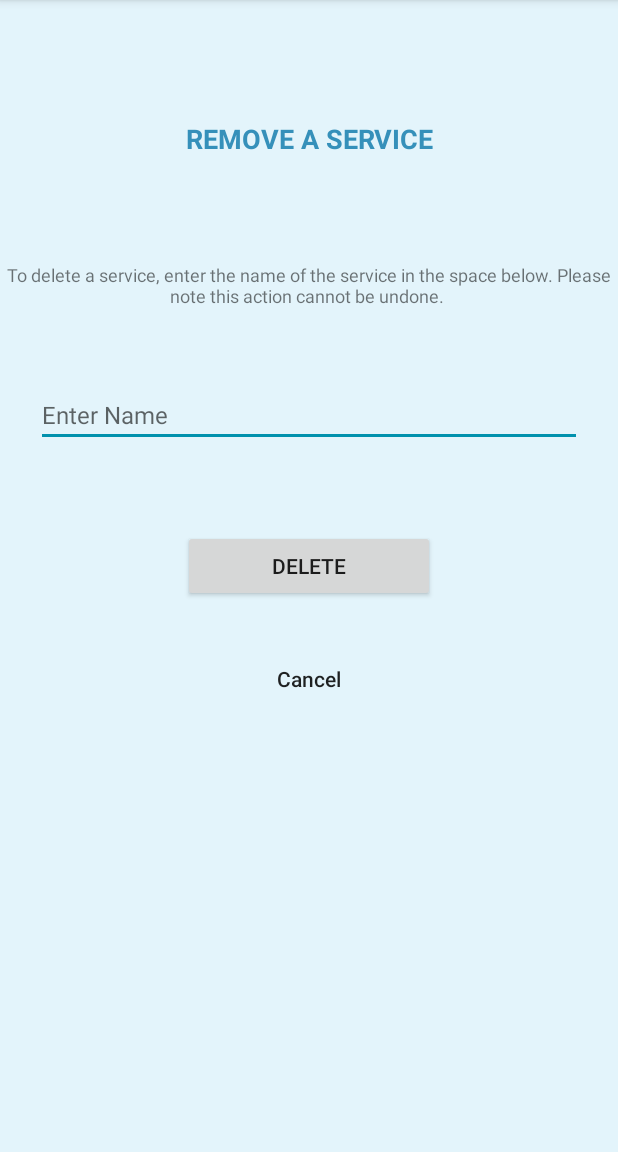
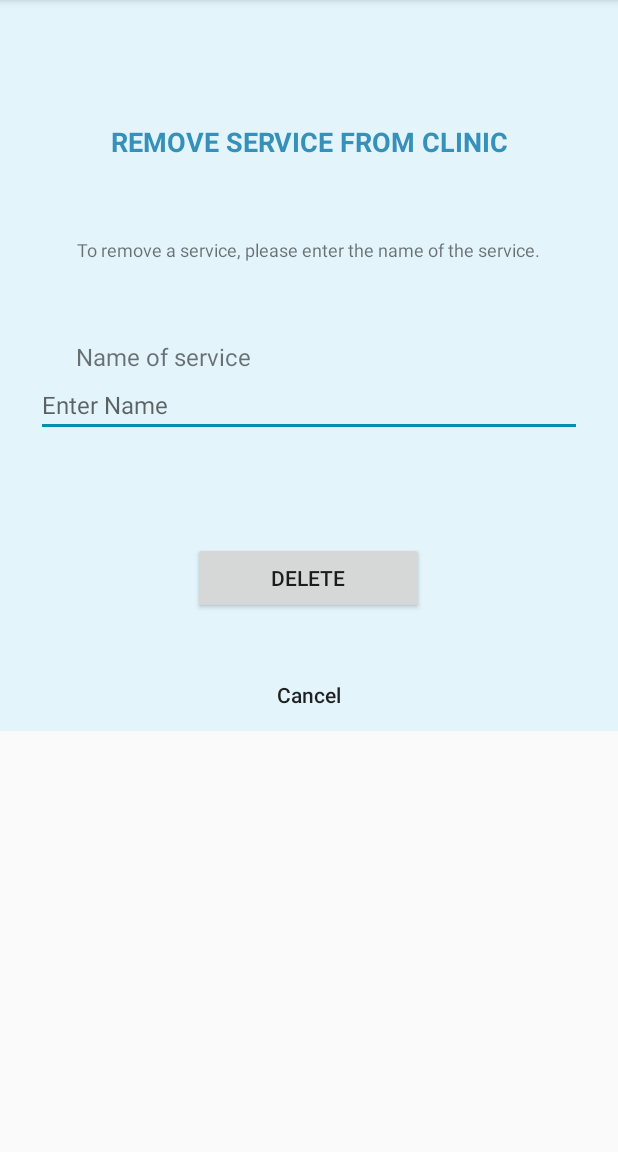
Before and after one commit to kayladonovan/project-lab01-group7-circleci, an Android app: the ClinicServicesScreen screen opened directly, with no data from a screen before it, after a tap on "REMOVE SERVICE", on a phone screen of 412 x 824 dp, the part 84-1236 px from its top. Run offline under Robolectric (Android 15) with nearby library versions, the phone set to English and light mode, and no system bars; our stand-ins replace Firebase (no records; nobody signed in at launch, a user with empty details on screens opened directly); 3 statements that could not run were skipped.

Commit message:
adding employee service screens

```diff
--- a/WalkinClinic/app/build.gradle
+++ b/WalkinClinic/app/build.gradle
@@ -35,8 +35,6 @@ dependencies {
     //implementation 'com.google.firebase:firebase-analytics:17.2.0'
 
 
-
-
     testImplementation 'junit:junit:4.12'
 
 
@@ -58,9 +56,6 @@ dependencies {
     implementation 'com.firebase:firebase-client-android:2.5.0'
 
 
-
-
-
 }
 
 
--- a/WalkinClinic/app/src/main/AndroidManifest.xml
+++ b/WalkinClinic/app/src/main/AndroidManifest.xml
@@ -11,7 +11,9 @@
         android:roundIcon="@mipmap/ic_launcher_round"
         android:supportsRtl="true"
         android:theme="@style/AppTheme">
-        <activity android:name=".ListOfHours"></activity>
+        <activity android:name=".DeleteServiceFromProfile"></activity>
+        <activity android:name=".AddServiceToProfile" />
+        <activity android:name=".ListOfHours" />
         <activity android:name=".ClinicHours" />
         <activity android:name=".ClinicServicesScreen" />
         <activity android:name=".ProfileInformation" />
--- a/WalkinClinic/app/src/main/java/com/example/walkinclinicv01/ClinicServicesScreen.java
+++ b/WalkinClinic/app/src/main/java/com/example/walkinclinicv01/ClinicServicesScreen.java
@@ -31,7 +31,6 @@ public class ClinicServicesScreen extends AppCompatActivity implements View.OnCl
 
         ClinicNameTextView = (TextView)findViewById(R.id.clinicName);
         findViewById(R.id.addBtn).setOnClickListener(this);
-        findViewById(R.id.editBtn).setOnClickListener(this);
         findViewById(R.id.deleteBtn).setOnClickListener(this);
         findViewById(R.id.removeUser).setOnClickListener(this);
         findViewById(R.id.clinicHoursBtn).setOnClickListener(this);
@@ -66,13 +65,10 @@ public class ClinicServicesScreen extends AppCompatActivity implements View.OnCl
                 startActivity(new Intent(ClinicServicesScreen.this,MainActivity.class));
                 break;
             case R.id.addBtn:
-                startActivity(new Intent(ClinicServicesScreen.this,AddService.class));
-                break;
-            case R.id.editBtn:
-                startActivity(new Intent(ClinicServicesScreen.this, EditService.class));
+                startActivity(new Intent(ClinicServicesScreen.this,AddServiceToProfile.class));
                 break;
             case R.id.deleteBtn:
-                startActivity(new Intent(ClinicServicesScreen.this,DeleteService.class));
+                startActivity(new Intent(ClinicServicesScreen.this,DeleteServiceFromProfile.class));
                 break;
             case R.id.clinicHoursBtn:
                 startActivity(new Intent(ClinicServicesScreen.this,ClinicHours.class));
--- /dev/null
+++ b/WalkinClinic/app/src/main/java/com/example/walkinclinicv01/DeleteServiceFromProfile.java
@@ -0,0 +1,14 @@
+package com.example.walkinclinicv01;
+
+import androidx.appcompat.app.AppCompatActivity;
+
+import android.os.Bundle;
+
+public class DeleteServiceFromProfile extends AppCompatActivity {
+
+    @Override
+    protected void onCreate(Bundle savedInstanceState) {
+        super.onCreate(savedInstanceState);
+        setContentView(R.layout.activity_delete_service_from_profile);
+    }
+}
--- /dev/null
+++ b/WalkinClinic/app/src/main/res/layout/activity_delete_service_from_profile.xml
@@ -0,0 +1,106 @@
+<?xml version="1.0" encoding="utf-8"?>
+<RelativeLayout
+    xmlns:android="http://schemas.android.com/apk/res/android"
+    xmlns:app="http://schemas.android.com/apk/res-auto"
+    xmlns:tools="http://schemas.android.com/tools"
+    android:layout_height="match_parent"
+    android:layout_width="match_parent">
+
+
+    <ScrollView
+        android:layout_width="match_parent"
+        android:layout_height="match_parent">
+
+        <LinearLayout
+            android:layout_width="match_parent"
+            android:layout_height="wrap_content"
+            android:orientation="vertical" >
+
+            <LinearLayout
+                android:layout_width="match_parent"
+                android:layout_height="match_parent"
+                android:background="#54B3E5FC"
+                android:orientation="vertical">
+
+                <Space
+                    android:layout_width="match_parent"
+                    android:layout_height="82dp" />
+
+                <TextView
+                    android:id="@+id/addService"
+                    android:layout_width="match_parent"
+                    android:layout_height="wrap_content"
+                    android:gravity="center"
+                    android:text="Remove service from clinic"
+                    android:textAllCaps="true"
+                    android:textColor="#E21F83B1"
+                    android:textSize="18sp"
+                    android:textStyle="bold" />
+
+                <Space
+                    android:layout_width="match_parent"
+                    android:layout_height="30dp" />
+
+                <TextView
+                    android:id="@+id/notice2"
+                    android:layout_width="318dp"
+                    android:layout_height="60dp"
+                    android:layout_gravity="center"
+                    android:gravity="center"
+                    android:text="To remove a service, please enter the name of the service."
+                    android:textSize="12sp" />
+
+                <Space
+                    android:layout_width="match_parent"
+                    android:layout_height="30dp" />
+
+                <TextView
+                    android:id="@+id/serviceNamePrompt"
+                    android:layout_width="310dp"
+                    android:layout_height="wrap_content"
+                    android:layout_gravity="center"
+                    android:text="Name of service"
+                    android:textSize="16dp" />
+
+                <EditText
+                    android:id="@+id/serviceName"
+                    android:layout_width="match_parent"
+                    android:layout_height="wrap_content"
+                    android:layout_marginStart="24dp"
+                    android:layout_marginEnd="24dp"
+                    android:hint="Enter Name"
+                    android:imeOptions="actionDone"
+                    android:inputType="text"
+                    android:selectAllOnFocus="true"
+                    android:textSize="16dp"
+                    app:layout_constraintEnd_toEndOf="parent"
+                    app:layout_constraintStart_toStartOf="parent" />
+
+                <Space
+                    android:layout_width="match_parent"
+                    android:layout_height="70dp" />
+
+                <Button
+                    android:id="@+id/deleteBtn"
+                    android:layout_width="154dp"
+                    android:layout_height="wrap_content"
+                    android:layout_gravity="center"
+                    android:text="delete" />
+
+                <Space
+                    android:layout_width="match_parent"
+                    android:layout_height="30dp" />
+
+                <Button
+                    android:id="@+id/cancelBtn"
+                    style="@style/Widget.AppCompat.Button.Borderless"
+                    android:layout_width="match_parent"
+                    android:layout_height="wrap_content"
+                    android:text="@android:string/cancel"
+                    android:textAllCaps="false" />
+
+            </LinearLayout>
+        </LinearLayout>
+    </ScrollView>
+
+</RelativeLayout>
```
Also changed, not shown: WalkinClinic/app/src/main/java/com/example/walkinclinicv01/AddServiceToProfile.java (added, +14 -0 lines), WalkinClinic/app/src/main/res/layout/activity_add_service_to_profile.xml (added, +106 -0 lines), WalkinClinic/app/src/main/res/layout/activity_clinic_services_screen.xml (+4 -29 lines).
